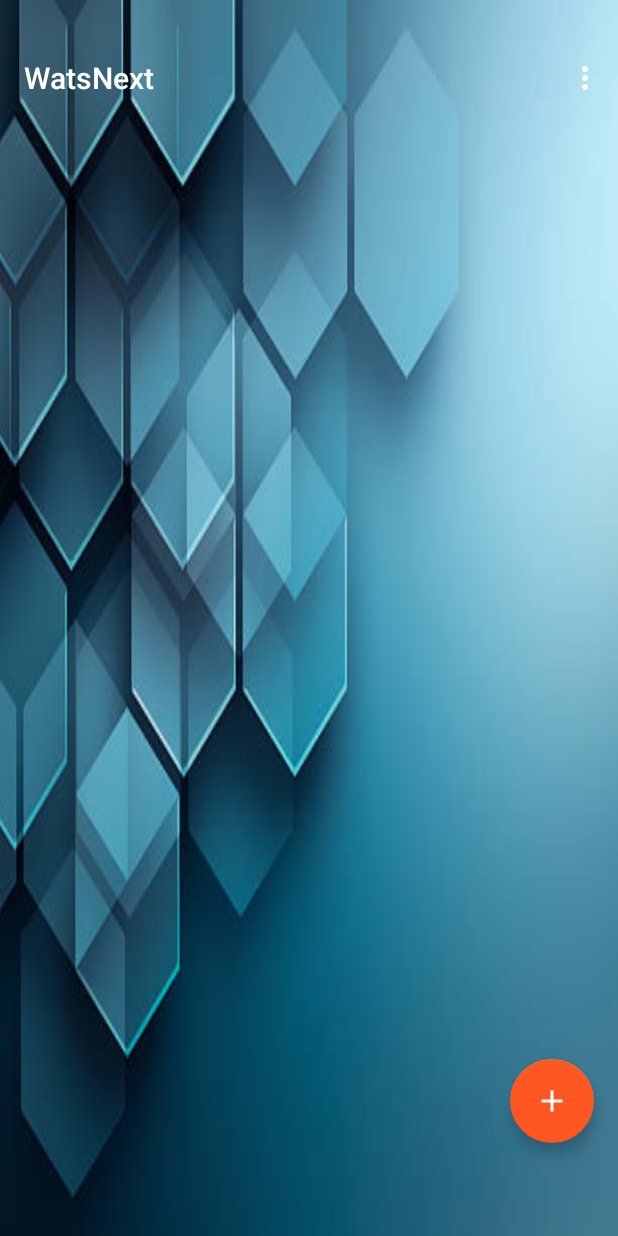
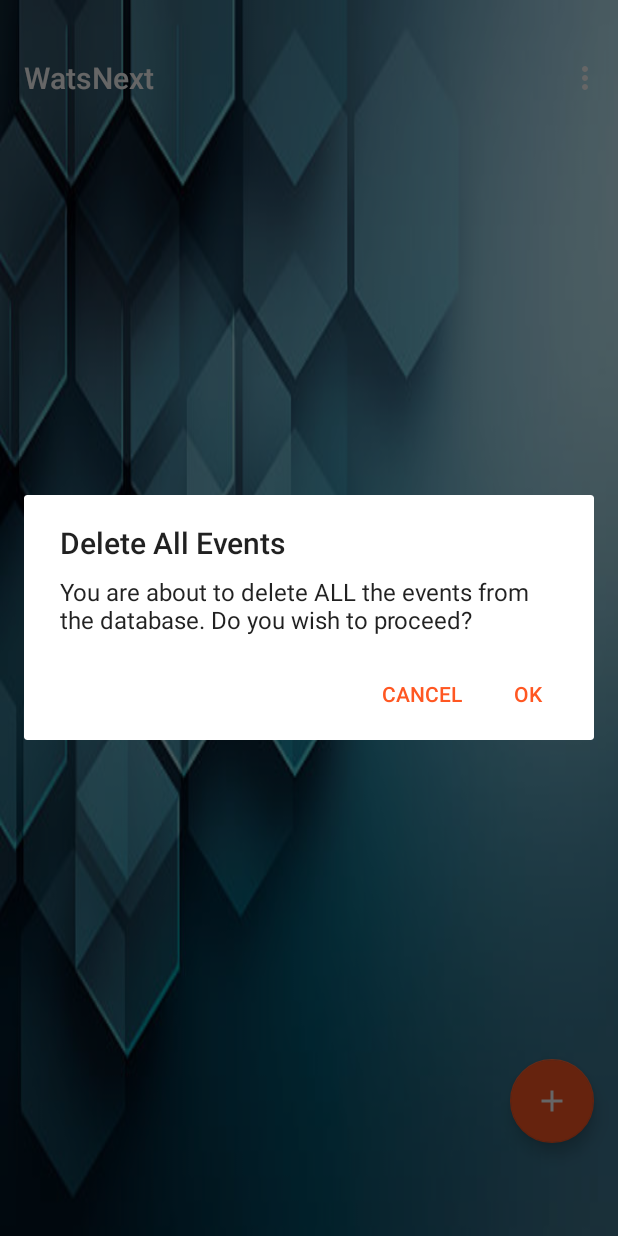
Before and after one commit to CalinChirila/WatsNext, an Android app: the screen it shows after launch (EventsListActivity), in the options menu, after a tap on "Delete All Events", on a phone screen of 412 x 824 dp. Run offline under Robolectric (Android 15) with nearby library versions, the phone set to English and light mode, and no system bars; our stand-ins replace AdMob, ButterKnife; 1 statement that could not run was skipped.

Commit message:
Add confirmation dialogs for delete events

```diff
--- a/app/src/main/java/com/example/android/watsnext/activities/EventsListActivity.java
+++ b/app/src/main/java/com/example/android/watsnext/activities/EventsListActivity.java
@@ -1,7 +1,9 @@
 package com.example.android.watsnext.activities;
 
+import android.app.AlertDialog;
 import android.appwidget.AppWidgetManager;
 import android.content.ContentUris;
+import android.content.DialogInterface;
 import android.content.Intent;
 import android.database.Cursor;
 import android.net.Uri;
@@ -14,7 +16,6 @@ import android.support.v7.app.AppCompatActivity;
 import android.support.v7.widget.LinearLayoutManager;
 import android.support.v7.widget.RecyclerView;
 import android.support.v7.widget.Toolbar;
-import android.util.Log;
 import android.view.Menu;
 import android.view.MenuItem;
 import android.view.View;
@@ -127,13 +128,7 @@ public class EventsListActivity extends AppCompatActivity implements LoaderManag
         int itemID = menuItem.getItemId();
         switch (itemID) {
             case R.id.menu_delete_all_events:
-                getContentResolver().delete(EventsEntry.CONTENT_URI, null, null);
-                Reminder.cancelReminder();
-                new WidgetDataProvider(getApplicationContext());
-                AppWidgetManager.getInstance(getApplicationContext()).notifyAppWidgetViewDataChanged(EventsWidget.mWidgetId, R.id.widget_events_list);
-                RepeaterTextView.resetRepeatDays();
-                mEventsLoaderManager.restartLoader(EVENTS_LOADER_ID, null, EventsListActivity.this);
-                showEmptyState();
+                showDeleteAllEventsConfirmationDialogue();
                 break;
         }
 
@@ -226,8 +221,6 @@ public class EventsListActivity extends AppCompatActivity implements LoaderManag
         eventDetailsIntent.putExtra(EXTRA_EVENT_REMINDER, eventReminder);
         eventDetailsIntent.putExtra(EXTRA_EVENT_REMINDER_TIME, eventReminderTime);
 
-        //TODO: delete gmt todos after debug
-
         return eventDetailsIntent;
     }
 
@@ -244,10 +237,9 @@ public class EventsListActivity extends AppCompatActivity implements LoaderManag
         while (cursor.moveToNext()) {
             long eventDateAndTime = cursor.getLong(cursor.getColumnIndex(EventsEntry.COLUMN_EVENT_DATE_AND_TIME));
             // Take GMT into consideration
-            eventDateAndTime = eventDateAndTime - (calendar.getTimeZone().getRawOffset() / 60 * 60 * 1000); // TODO: gmt here
+            eventDateAndTime = eventDateAndTime - (calendar.getTimeZone().getRawOffset() / 60 * 60 * 1000);
             // Keep the event for 1 hour before deleting it
             if ((eventDateAndTime + 3600000) < currentDateAndTime) {
-                Log.v("IMPORTANT", "Delete");
                 long eventId = cursor.getLong(cursor.getColumnIndex(EventsEntry._ID));
                 Uri pastEventUri = ContentUris.withAppendedId(EventsEntry.CONTENT_URI, eventId);
                 String selection = EventsEntry._ID + "=?";
@@ -256,7 +248,35 @@ public class EventsListActivity extends AppCompatActivity implements LoaderManag
             }
         }
     }
+
+    /**
+     * Helper method to delete all events from the database
+     */
+    private void deleteAllEvents(){
+        getContentResolver().delete(EventsEntry.CONTENT_URI, null, null);
+        Reminder.cancelReminder();
+        new WidgetDataProvider(getApplicationContext());
+        AppWidgetManager.getInstance(getApplicationContext()).notifyAppWidgetViewDataChanged(EventsWidget.mWidgetId, R.id.widget_events_list);
+        RepeaterTextView.resetRepeatDays();
+        mEventsLoaderManager.restartLoader(EVENTS_LOADER_ID, null, EventsListActivity.this);
+        showEmptyState();
+    }
+
+    /**
+     * Helper method that shows a confirmation dialogue before deleting all event data
+     */
+    public void showDeleteAllEventsConfirmationDialogue(){
+        new AlertDialog.Builder(this)
+                .setTitle(R.string.delete_all_events_confirmation_title)
+                .setMessage(R.string.delete_all_events_confirmation_message)
+                .setPositiveButton(android.R.string.yes, new DialogInterface.OnClickListener() {
+                    @Override
+                    public void onClick(DialogInterface dialog, int which) {
+                        deleteAllEvents();
+                    }
+                })
+                .setNegativeButton(android.R.string.no, null)
+                .create()
+                .show();
+    }
 }
-
-
-//TODO: Improve the visuals
--- a/app/src/main/res/values/dimens.xml
+++ b/app/src/main/res/values/dimens.xml
@@ -62,4 +62,7 @@ Refer to App Widget Documentation for margin information
 http://developer.android.com/guide/topics/appwidgets/index.html#CreatingLayout
     -->
     <dimen name="widget_margin">8dp</dimen>
+    <dimen name="alarm_text_size">20sp</dimen>
+    <dimen name="alarm_button_padding">8dp</dimen>
+    <dimen name="alarm_button_bottom_margin">16dp</dimen>
 </resources>
--- a/app/src/main/res/values/strings.xml
+++ b/app/src/main/res/values/strings.xml
@@ -66,5 +66,8 @@
     <string name="event">Event</string>
     <string name="no_upcoming_events">No upcoming events</string>
     <string name="delete_event">Delete Event</string>
+    <string name="delete_event_confirmation_message">You are about to delete this event from the database. Do you wish to proceed?</string>
+    <string name="delete_all_events_confirmation_title">Delete All Events</string>
+    <string name="delete_all_events_confirmation_message">You are about to delete ALL the events from the database. Do you wish to proceed?</string>
 
 </resources>
--- a/build.gradle
+++ b/build.gradle
@@ -7,7 +7,7 @@ buildscript {
         jcenter()
     }
     dependencies {
-        classpath 'com.android.tools.build:gradle:3.1.0'
+        classpath 'com.android.tools.build:gradle:3.1.1'
 
 
         // NOTE: Do not place your application dependencies here; they belong
```
Also changed, not shown: app/src/main/java/com/example/android/watsnext/activities/AddEventActivity.java (+22 -4 lines), app/src/main/res/layout/activity_alarm.xml (+8 -8 lines).
